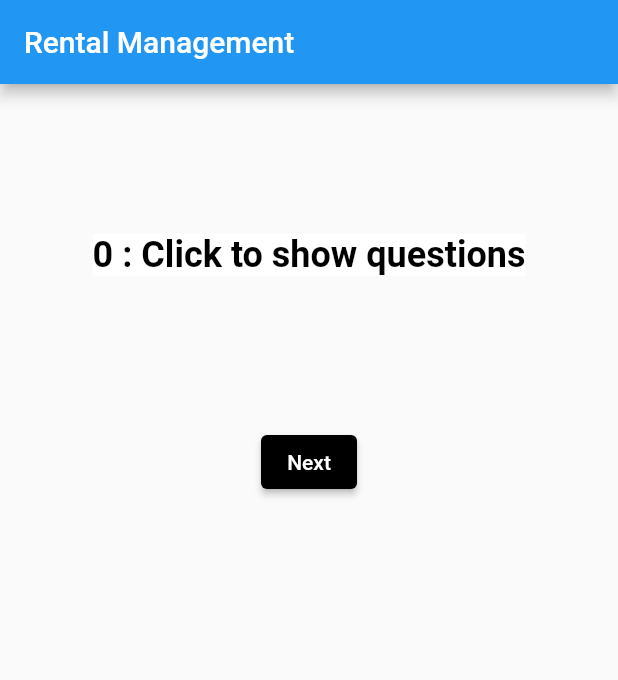
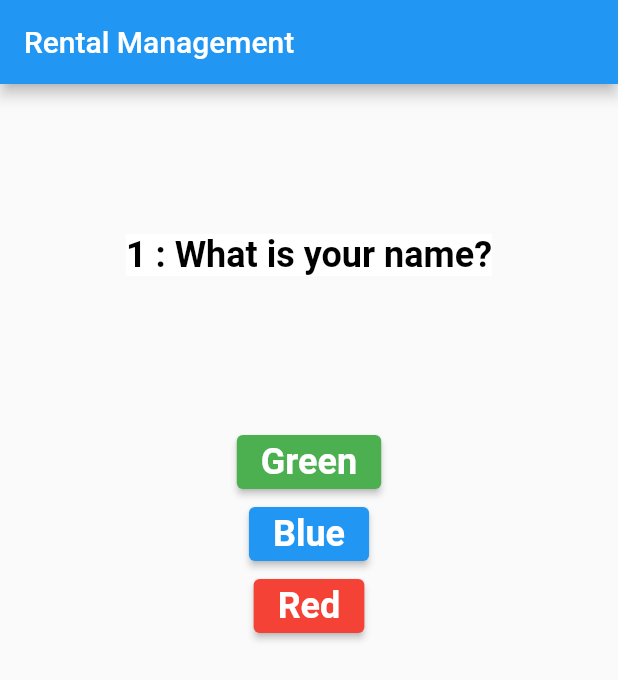
Before and after one commit to chetanlohar/flutter, a Flutter app: the screen it shows after launch, on a phone screen of 412 x 824 dp. Shown: the top 680 px of the screen. Run offline on Flutter 3.47's test engine with Material 2 defaults, Android fonts, the phone set to English and light mode, and no system bars.

Commit message:
[RM-1] learnt function handler

```diff
--- /dev/null
+++ b/my_second_app/lib/answer.dart
@@ -0,0 +1,30 @@
+import 'package:flutter/material.dart';
+
+class Answer extends StatelessWidget {
+  final String name;
+  final MaterialColor materialColor;
+  final Function _ansQuesHandler;
+
+  Answer(this.name, this.materialColor, this._ansQuesHandler);
+
+  @override
+  Widget build(BuildContext context) {
+    return Container(
+      //width: double.infinity,
+      child: ElevatedButton(
+        onPressed: _ansQuesHandler,
+        child: Text(
+          name,
+          textAlign: TextAlign.center,
+          style: TextStyle(
+            fontWeight: FontWeight.bold,
+            fontSize: 24,
+          ),
+        ),
+        style: ButtonStyle(
+          backgroundColor: MaterialStateProperty.all<Color>(materialColor),
+        ),
+      ),
+    );
+  }
+}
--- a/my_second_app/lib/main.dart
+++ b/my_second_app/lib/main.dart
@@ -1,4 +1,5 @@
 import 'package:flutter/material.dart';
+import 'package:my_second_app/answer.dart';
 import 'package:my_second_app/question.dart';
 
 class ChetanApp extends StatefulWidget {
@@ -40,17 +41,10 @@ class _ChetanAppState extends State<ChetanApp> {
         ),
         body: Column(
           children: [
-            Question(_q.queId, _q.questionText),
-            ElevatedButton(
-              onPressed: _ansQues,
-              child: Text(
-                'Next',
-                textAlign: TextAlign.center,
-              ),
-              style: ButtonStyle(
-                backgroundColor: MaterialStateProperty.all<Color>(Colors.black),
-              ),
-            ),
+            Question(_questions[_idx].queId, _questions[_idx].questionText),
+            Answer('Green', Colors.green, _ansQues),
+            Answer('Blue', Colors.blue, _ansQues),
+            Answer('Red', Colors.red, _ansQues),
           ],
         ),
       ),
```
